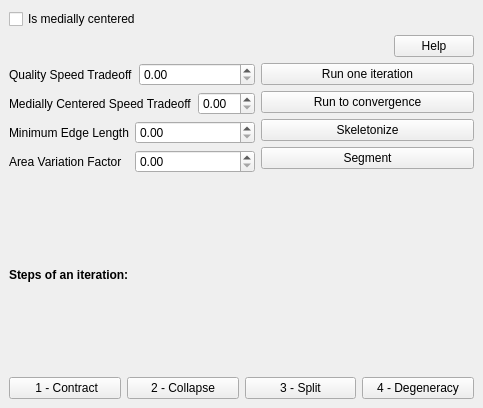
Qt form Polyhedron/demo/Polyhedron/Plugins/PMP/Mean_curvature_flow_skeleton_plugin.ui (CGAL/cgal) before a commit.
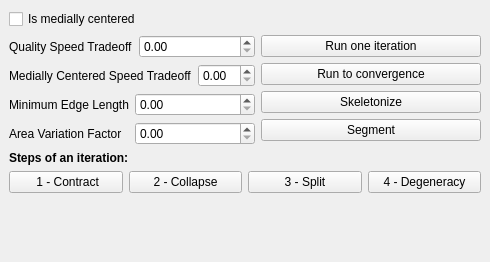
The same form after that commit.

Patch:
```diff
--- a/Polyhedron/demo/Polyhedron/Plugins/PMP/Mean_curvature_flow_skeleton_plugin.ui
+++ b/Polyhedron/demo/Polyhedron/Plugins/PMP/Mean_curvature_flow_skeleton_plugin.ui
@@ -6,15 +6,15 @@
    <rect>
     <x>0</x>
     <y>0</y>
-    <width>483</width>
-    <height>408</height>
+    <width>490</width>
+    <height>262</height>
    </rect>
   </property>
   <property name="windowTitle">
    <string>DockWidget</string>
   </property>
   <widget class="QWidget" name="dockWidgetContents">
-   <layout class="QVBoxLayout" name="verticalLayout_3" stretch="0,0,0,0,0">
+   <layout class="QVBoxLayout" name="verticalLayout_3">
     <item>
      <widget class="QCheckBox" name="is_medially_centered">
       <property name="text">
@@ -22,30 +22,6 @@
       </property>
      </widget>
     </item>
-    <item>
-     <layout class="QHBoxLayout" name="horizontalLayout_7">
-      <item>
-       <spacer name="horizontalSpacer">
-        <property name="orientation">
-         <enum>Qt::Horizontal</enum>
-        </property>
-        <property name="sizeHint" stdset="0">
-         <size>
-          <width>40</width>
-          <height>20</height>
-         </size>
-        </property>
-       </spacer>
-      </item>
-      <item>
-       <widget class="QPushButton" name="helpButton">
-        <property name="text">
-         <string>Help</string>
-        </property>
-       </widget>
-      </item>
-     </layout>
-    </item>
     <item>
      <layout class="QHBoxLayout" name="horizontalLayout_6">
       <item>
@@ -187,6 +163,19 @@
       </item>
      </layout>
     </item>
+    <item>
+     <spacer name="verticalSpacer">
+      <property name="orientation">
+       <enum>Qt::Vertical</enum>
+      </property>
+      <property name="sizeHint" stdset="0">
+       <size>
+        <width>20</width>
+        <height>40</height>
+       </size>
+      </property>
+     </spacer>
+    </item>
    </layout>
   </widget>
  </widget>
```
